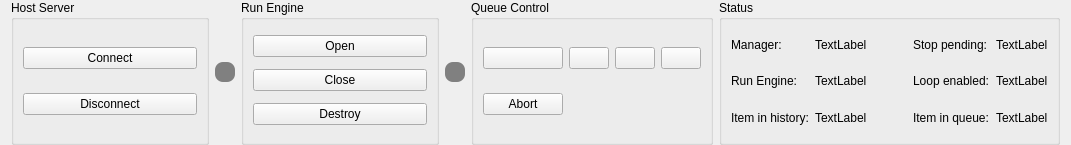
Above: src/QSviz/resources/status.ui from BCDA-APS/QSview before the change. Below: the same form after it.
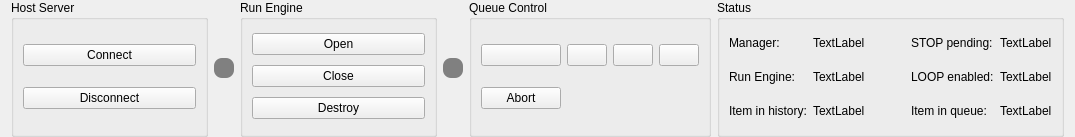
That is the form after the change. Icons and pictures are not drawn.

Commit message: Add RE manager status

```diff
--- a/src/QSviz/resources/status.ui
+++ b/src/QSviz/resources/status.ui
@@ -6,8 +6,8 @@
    <rect>
     <x>0</x>
     <y>0</y>
-    <width>1071</width>
-    <height>145</height>
+    <width>1075</width>
+    <height>137</height>
    </rect>
   </property>
   <property name="windowTitle">
@@ -259,14 +259,14 @@
       <item row="0" column="3">
        <widget class="QLabel" name="label_6">
         <property name="text">
-         <string>Stop pending:</string>
+         <string>STOP pending:</string>
         </property>
        </widget>
       </item>
       <item row="1" column="3">
        <widget class="QLabel" name="label_7">
         <property name="text">
-         <string>Loop enabled:</string>
+         <string>LOOP enabled:</string>
         </property>
        </widget>
       </item>
```
Left out of the diff: 2 changed lines with no effect on the pictures. The commit also changes 1 other file.
